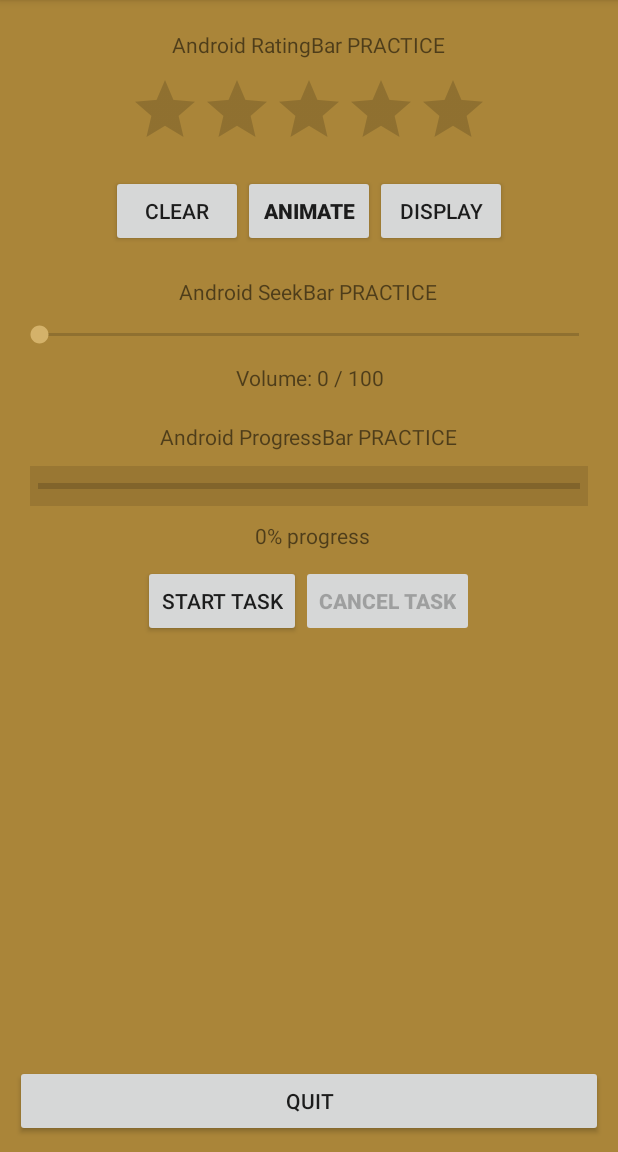
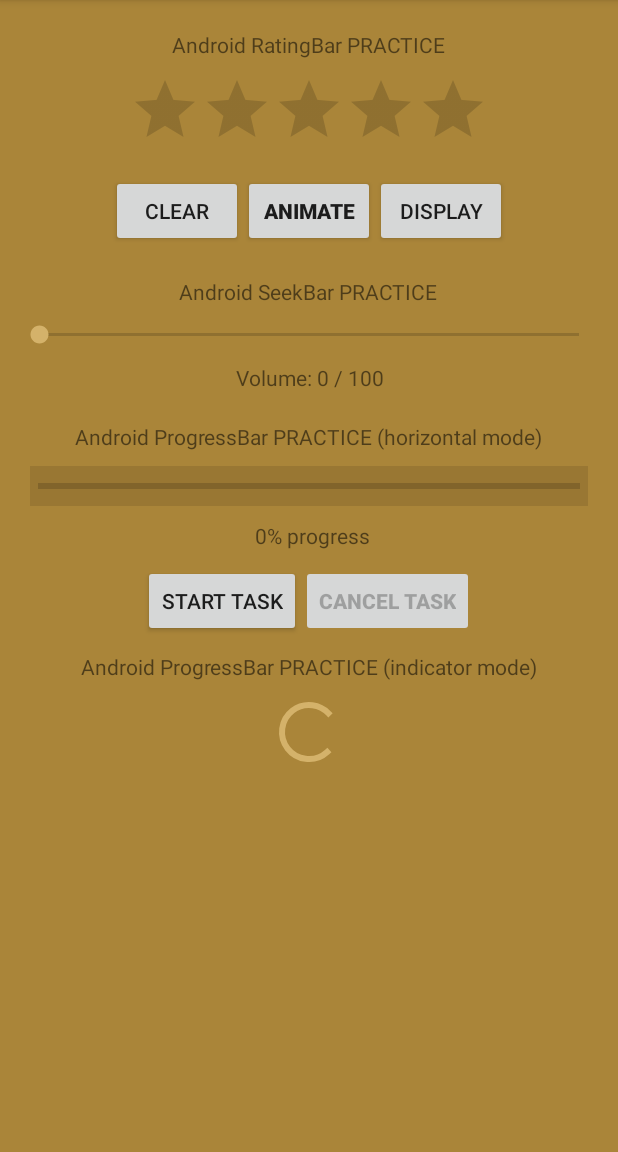
Before and after one commit to babarusicristian/AndroidDeveloperFundamentals, an Android app: the screen it shows after launch (MainActivity), on a phone screen of 412 x 824 dp, the part 84-1236 px from its top. Run offline under Robolectric (Android 15) with nearby library versions, the phone set to English and light mode, and no system bars.

Commit message:
removed all exit buttons, formatted code according to the android guideline

```diff
--- a/CourseTasks/HelloAndroid/app/src/main/java/cristian/babarusi/helloandroid/Logging.java
+++ b/CourseTasks/HelloAndroid/app/src/main/java/utils/Logging.java
@@ -1,6 +1,8 @@
-package cristian.babarusi.helloandroid;
+package utils;
 
 import android.util.Log;
+
+import cristian.babarusi.helloandroid.BuildConfig;
 
 public class Logging {
     public static void show(Object obj, String message) {
--- a/MyOwnSeparatePractice(bonus)/RatingBar_SeekBar_ProgressBar/app/src/main/java/cristian/babarusi/ratingbar/MainActivity.java
+++ b/MyOwnSeparatePractice(bonus)/RatingBar_SeekBar_ProgressBar/app/src/main/java/cristian/babarusi/ratingbar/MainActivity.java
@@ -17,127 +17,114 @@ import java.util.TimerTask;
 
 public class MainActivity extends AppCompatActivity {
 
-    Button btnClearRating;
-    Button btnAnimateRating;
-    Button btnDisplayRating;
-    Button btnQuit;
-    SeekBar seekBar;
-    ProgressBar progressBar;
-    Button btnStartTask;
-    Button btnCancelTask;
-    RatingBar ratingBar;
-    TextView tvStatusSeekBar;
-    TextView tvStatusProgressBar;
-    Timer timerProgressBar;
+    private Button mButtonClearRating;
+    private Button mButtonAnimateRating;
+    private Button mButtonDisplayRating;
+    private SeekBar mSeekBar;
+    private ProgressBar mProgressBar;
+    private Button mButtonStartTask;
+    private Button mButtonCancelTask;
+    private RatingBar mRatingBar;
+    private TextView mTextViewStatusSeekBar;
+    private TextView mTextViewStatusProgressBar;
+    private Timer mTimerProgressBar;
 
     @Override
     protected void onCreate(Bundle savedInstanceState) {
         super.onCreate(savedInstanceState);
         setContentView(R.layout.activity_main);
 
-        ratingBar = findViewById(R.id.ratingBar);
-        btnClearRating = findViewById(R.id.btnClearRating);
-        btnAnimateRating = findViewById(R.id.btnAnimateRating);
-        btnDisplayRating = findViewById(R.id.btnDisplayRating);
-        btnQuit = findViewById(R.id.btnQuit);
-        seekBar = findViewById(R.id.seekBar);
-        tvStatusSeekBar = findViewById(R.id.tvStatusSeekBar);
-        progressBar = findViewById(R.id.progressBar);
-        btnStartTask = findViewById(R.id.btnStartTask);
-        btnCancelTask = findViewById(R.id.btnCancelTask);
-        tvStatusProgressBar = findViewById(R.id.tvStatusProgressBar);
+        initView();
+        autoLoad();
 
-        tvStatusSeekBar.setText(MessageFormat.format("{0} 0 / {1}", getString(R.string.volume), seekBar.getMax()));
-        tvStatusProgressBar.setText(MessageFormat.format(" 0% {0}", getString(R.string.incomplete)));
-
-        btnClearRating.setOnClickListener(new View.OnClickListener() {
+        mButtonClearRating.setOnClickListener(new View.OnClickListener() {
             @Override
             public void onClick(View v) {
-                ratingBar.setRating(0);
+                mRatingBar.setRating(0);
             }
         });
 
-        btnAnimateRating.setOnClickListener(new View.OnClickListener() {
+        mButtonAnimateRating.setOnClickListener(new View.OnClickListener() {
             @Override
             public void onClick(View v) {
 
-                final Timer timer = new Timer();
-                timer.schedule(new TimerTask() {
+                final Timer timerAnim = new Timer();
+                timerAnim.schedule(new TimerTask() {
                     @Override
                     public void run() {
-                        ratingBar.setRating(ratingBar.getRating() + 0.5F);
+                        mRatingBar.setRating(mRatingBar.getRating() + 0.5F);
 
-                        if (ratingBar.getRating() == 5.0) {
-                            timer.cancel();
+                        if (mRatingBar.getRating() == 5.0) {
+                            timerAnim.cancel();
                         }
                     }
                 }, 0, 50);
             }
         });
 
-        btnDisplayRating.setOnClickListener(new View.OnClickListener() {
+        mButtonDisplayRating.setOnClickListener(new View.OnClickListener() {
             @Override
             public void onClick(View v) {
-                Toast.makeText(MainActivity.this, "The rating is: " + ratingBar.getRating(), Toast.LENGTH_SHORT).show();
+                Toast.makeText(MainActivity.this, getString(R.string.the_rating_is) + " " + mRatingBar.getRating(), Toast.LENGTH_SHORT).show();
             }
         });
 
-        seekBar.setOnSeekBarChangeListener(new SeekBar.OnSeekBarChangeListener() {
+        mSeekBar.setOnSeekBarChangeListener(new SeekBar.OnSeekBarChangeListener() {
             @Override
             public void onProgressChanged(SeekBar seekBar, int progress, boolean fromUser) {
-                tvStatusSeekBar.setText(MessageFormat.format("{0} {1} / {2}", getString(R.string.volume), progress, seekBar.getMax()));
+                mTextViewStatusSeekBar.setText(MessageFormat.format("{0} {1} / {2}", getString(R.string.volume), progress, seekBar.getMax()));
             }
 
             @Override
             public void onStartTrackingTouch(SeekBar seekBar) {
-                Toast.makeText(MainActivity.this, "Started tracking...", Toast.LENGTH_SHORT).show();
+                Toast.makeText(MainActivity.this, getString(R.string.started_tracking), Toast.LENGTH_SHORT).show();
             }
 
             @Override
             public void onStopTrackingTouch(SeekBar seekBar) {
-                Toast.makeText(MainActivity.this, "Stopped tracking...", Toast.LENGTH_SHORT).show();
+                Toast.makeText(MainActivity.this, getString(R.string.stopped_tracking), Toast.LENGTH_SHORT).show();
             }
         });
 
-        btnStartTask.setOnClickListener(new View.OnClickListener() {
+        mButtonStartTask.setOnClickListener(new View.OnClickListener() {
             @Override
             public void onClick(View v) {
-                //some simulated task and time...
-                btnCancelTask.setEnabled(true);
-                timerProgressBar = new Timer();
-                timerProgressBar.schedule(new TimerTask() {
+                //some simulated task on some period of time...
+                mButtonCancelTask.setEnabled(true);
+                mTimerProgressBar = new Timer();
+                mTimerProgressBar.schedule(new TimerTask() {
                     Random random = new Random();
                     int work = 0;
 
                     @Override
                     public void run() {
                         work += random.nextInt(15);
-                        progressBar.setProgress(work);
+                        mProgressBar.setProgress(work);
 
                         runOnUiThread(new Runnable() {
                             @Override
                             public void run() {
-                                tvStatusProgressBar.setText(MessageFormat.format("{0}% {1}", progressBar.getProgress(), getString(R.string.incomplete)));
+                                mTextViewStatusProgressBar.setText(MessageFormat.format("{0}% {1}", mProgressBar.getProgress(), getString(R.string.incomplete)));
                             }
                         });
 
                         if (work >= 50 && work <= 70) {
                             work += 20;
-                            progressBar.setProgress(work);
+                            mProgressBar.setProgress(work);
                             runOnUiThread(new Runnable() {
                                 @Override
                                 public void run() {
-                                    tvStatusProgressBar.setText(MessageFormat.format("{0}% {1}", progressBar.getProgress(), getString(R.string.incomplete)));
+                                    mTextViewStatusProgressBar.setText(MessageFormat.format("{0}% {1}", mProgressBar.getProgress(), getString(R.string.incomplete)));
                                 }
                             });
                         }
                         if (work >= 100) {
-                            timerProgressBar.cancel();
+                            mTimerProgressBar.cancel();
                             runOnUiThread(new Runnable() {
                                 @Override
                                 public void run() {
-                                    tvStatusProgressBar.setText(MessageFormat.format("{0}% {1}", progressBar.getProgress(), getString(R.string.complete)));
-                                    btnCancelTask.setEnabled(false);
+                                    mTextViewStatusProgressBar.setText(MessageFormat.format("{0}% {1}", mProgressBar.getProgress(), getString(R.string.complete)));
+                                    mButtonCancelTask.setEnabled(false);
                                 }
                             });
                         }
@@ -146,26 +133,32 @@ public class MainActivity extends AppCompatActivity {
             }
         });
 
-        btnCancelTask.setOnClickListener(new View.OnClickListener() {
+        mButtonCancelTask.setOnClickListener(new View.OnClickListener() {
             @Override
             public void onClick(View v) {
-                timerProgressBar.cancel();
-                progressBar.setProgress(0);
-                tvStatusProgressBar.setText(MessageFormat.format("0% {0}", getString(R.string.incomplete)));
-                btnCancelTask.setEnabled(false);
-            }
-        });
-
-        btnQuit.setOnClickListener(new View.OnClickListener() {
-            @Override
-            public void onClick(View v) {
-                System.exit(0);
+                mTimerProgressBar.cancel();
+                mProgressBar.setProgress(0);
+                mTextViewStatusProgressBar.setText(MessageFormat.format("0% {0}", getString(R.string.incomplete)));
+                mButtonCancelTask.setEnabled(false);
             }
         });
     }
 
-    @Override
-    public void onBackPressed() {
-        System.exit(0);
+    private void initView() {
+        mRatingBar = findViewById(R.id.ratingbar_evaluate);
+        mButtonClearRating = findViewById(R.id.button_clear_rating);
+        mButtonAnimateRating = findViewById(R.id.button_animate_rating);
+        mButtonDisplayRating = findViewById(R.id.button_display_rating);
+        mSeekBar = findViewById(R.id.seekbar_volume);
+        mTextViewStatusSeekBar = findViewById(R.id.textview_status_seekbar);
+        mProgressBar = findViewById(R.id.progressbar_task);
+        mButtonStartTask = findViewById(R.id.button_start_task);
+        mButtonCancelTask = findViewById(R.id.button_cancel_task);
+        mTextViewStatusProgressBar = findViewById(R.id.textview_status_progressbar);
+    }
+
+    private void autoLoad() {
+        mTextViewStatusSeekBar.setText(MessageFormat.format("{0} 0 / {1}", getString(R.string.volume), mSeekBar.getMax()));
+        mTextViewStatusProgressBar.setText(MessageFormat.format(" 0% {0}", getString(R.string.incomplete)));
     }
 }
--- a/MyOwnSeparatePractice(bonus)/RatingBar_SeekBar_ProgressBar/app/src/main/res/layout/activity_main.xml
+++ b/MyOwnSeparatePractice(bonus)/RatingBar_SeekBar_ProgressBar/app/src/main/res/layout/activity_main.xml
@@ -3,14 +3,13 @@
     xmlns:tools="http://schemas.android.com/tools"
     android:layout_width="match_parent"
     android:layout_height="match_parent"
-    android:background="#AA8539"
-    android:padding="10dp"
+    android:background="@color/background_color"
+    android:padding="@dimen/space_10"
     tools:context=".MainActivity">
 
     <android.support.v4.widget.NestedScrollView
         android:layout_width="match_parent"
-        android:layout_height="match_parent"
-        android:layout_above="@id/btnQuit">
+        android:layout_height="match_parent">
 
         <LinearLayout
             android:layout_width="match_parent"
@@ -22,33 +21,33 @@
             <TextView
                 android:layout_width="wrap_content"
                 android:layout_height="wrap_content"
-                android:layout_marginTop="10dp"
-                android:text="@string/ratingBarText" />
+                android:layout_marginTop="@dimen/space_10"
+                android:text="@string/ratingbar_text" />
 
             <RatingBar
-                android:id="@+id/ratingBar"
+                android:id="@+id/ratingbar_evaluate"
                 android:layout_width="wrap_content"
                 android:layout_height="wrap_content"
-                android:layout_marginTop="10dp"
+                android:layout_marginTop="@dimen/space_10"
                 android:numStars="5"
                 android:stepSize="0.5" />
 
             <LinearLayout
                 android:layout_width="match_parent"
                 android:layout_height="wrap_content"
-                android:layout_marginTop="10dp"
+                android:layout_marginTop="@dimen/space_10"
                 android:gravity="center"
                 android:orientation="horizontal">
 
                 <Button
-                    android:id="@+id/btnClearRating"
+                    android:id="@+id/button_clear_rating"
                     style="?android:attr/button"
                     android:layout_width="wrap_content"
                     android:layout_height="wrap_content"
                     android:text="@string/clear" />
 
                 <Button
-                    android:id="@+id/btnAnimateRating"
+                    android:id="@+id/button_animate_rating"
                     style="?android:attr/button"
                     android:layout_width="wrap_content"
                     android:layout_height="wrap_content"
@@ -56,7 +55,7 @@
                     android:textStyle="bold" />
 
                 <Button
-                    android:id="@+id/btnDisplayRating"
+                    android:id="@+id/button_display_rating"
                     style="?android:attr/button"
                     android:layout_width="wrap_content"
                     android:layout_height="wrap_content"
@@ -69,89 +68,92 @@
             <TextView
                 android:layout_width="wrap_content"
                 android:layout_height="wrap_content"
-                android:layout_marginTop="20dp"
-                android:text="@string/seekBarText" />
+                android:layout_marginTop="@dimen/space_20"
+                android:text="@string/seekbar_text" />
 
             <SeekBar
-                android:id="@+id/seekBar"
+                android:id="@+id/seekbar_volume"
                 android:layout_width="match_parent"
                 android:layout_height="wrap_content"
-                android:layout_marginTop="10dp"
+                android:layout_marginTop="@dimen/space_10"
                 android:max="100" />
 
             <TextView
-                android:id="@+id/tvStatusSeekBar"
+                android:id="@+id/textview_status_seekbar"
                 android:layout_width="match_parent"
                 android:layout_height="wrap_content"
-                android:layout_marginTop="10dp"
+                android:layout_marginTop="@dimen/space_10"
                 android:gravity="center"
-                android:text="@string/tempTextSeekBar" />
+                android:text="@string/temp_text_seekbar" />
             <!-- END SeekBar PRACTICE -->
 
             <!-- ProgressBar PRACTICE -->
             <TextView
                 android:layout_width="wrap_content"
                 android:layout_height="wrap_content"
-                android:layout_marginTop="20dp"
-                android:text="@string/progressBarText" />
+                android:layout_marginTop="@dimen/space_20"
+                android:text="@string/progressbar_text" />
 
             <ProgressBar
-                android:id="@+id/progressBar"
+                android:id="@+id/progressbar_task"
                 style="@style/Widget.AppCompat.ProgressBar.Horizontal"
                 android:layout_width="match_parent"
                 android:layout_height="wrap_content"
-                android:layout_marginStart="10dp"
-                android:layout_marginTop="10dp"
-                android:layout_marginEnd="10dp"
-                android:background="#997733"
+                android:layout_marginStart="@dimen/space_10"
+                android:layout_marginTop="@dimen/space_10"
+                android:layout_marginEnd="@dimen/space_10"
+                android:background="@color/background_progressbar"
                 android:max="100"
                 android:padding="5dp" />
 
             <TextView
-                android:id="@+id/tvStatusProgressBar"
+                android:id="@+id/textview_status_progressbar"
                 android:layout_width="match_parent"
                 android:layout_height="wrap_content"
-                android:layout_marginTop="10dp"
+                android:layout_marginTop="@dimen/space_10"
                 android:gravity="center"
-                android:text="@string/tempProgressBarText" />
+                android:text="@string/temp_progressbar_text" />
 
 
             <LinearLayout
                 android:layout_width="match_parent"
                 android:layout_height="wrap_content"
-                android:layout_marginTop="10dp"
+                android:layout_marginTop="@dimen/space_10"
                 android:gravity="center"
                 android:orientation="horizontal">
 
                 <Button
-                    android:id="@+id/btnStartTask"
+                    android:id="@+id/button_start_task"
                     style="?android:attr/button"
                     android:layout_width="wrap_content"
                     android:layout_height="wrap_content"
-                    android:text="@string/startTask" />
+                    android:text="@string/start_task" />
 
                 <Button
-                    android:id="@+id/btnCancelTask"
+                    android:id="@+id/button_cancel_task"
                     style="?android:attr/button"
                     android:layout_width="wrap_content"
                     android:layout_height="wrap_content"
                     android:enabled="false"
-                    android:text="@string/cancelTask"
+                    android:text="@string/cancel_task"
                     android:textStyle="bold" />
 
             </LinearLayout>
+
+            <TextView
+                android:layout_width="wrap_content"
+                android:layout_height="wrap_content"
+                android:layout_marginTop="@dimen/space_10"
+                android:text="@string/progressbar2" />
+
+            <ProgressBar
+                android:layout_width="wrap_content"
+                android:layout_height="wrap_content"
+                android:layout_marginTop="@dimen/space_10" />
             <!-- END ProgressBar PRACTICE -->
 
         </LinearLayout>
 
     </android.support.v4.widget.NestedScrollView>
 
-    <Button
-        android:id="@+id/btnQuit"
-        android:layout_width="match_parent"
-        android:layout_height="wrap_content"
-        android:layout_alignParentBottom="true"
-        android:layout_marginTop="10dp"
-        android:text="@string/quit" />
-
 </RelativeLayout>
--- a/MyOwnSeparatePractice(bonus)/RatingBar_SeekBar_ProgressBar/app/src/main/res/values/colors.xml
+++ b/MyOwnSeparatePractice(bonus)/RatingBar_SeekBar_ProgressBar/app/src/main/res/values/colors.xml
@@ -1,6 +1,10 @@
 <?xml version="1.0" encoding="utf-8"?>
 <resources>
-    <color name="colorPrimary">#008577</color>
-    <color name="colorPrimaryDark">#00574B</color>
-    <color name="colorAccent">#D81B60</color>
+    <color name="colorPrimary">#805D16</color>
+    <color name="colorPrimaryDark">#553900</color>
+    <color name="colorAccent">#D4B26A</color>
+    <color name="background_color">#AA8539</color>
+    <color name="background_progressbar">#997733</color>
+
+
 </resources>
--- /dev/null
+++ b/MyOwnSeparatePractice(bonus)/RatingBar_SeekBar_ProgressBar/app/src/main/res/values/dimens.xml
@@ -0,0 +1,5 @@
+<?xml version="1.0" encoding="utf-8"?>
+<resources>
+    <dimen name="space_10">10dp</dimen>
+    <dimen name="space_20">20dp</dimen>
+</resources>
--- a/MyOwnSeparatePractice(bonus)/RatingBar_SeekBar_ProgressBar/app/src/main/res/values/strings.xml
+++ b/MyOwnSeparatePractice(bonus)/RatingBar_SeekBar_ProgressBar/app/src/main/res/values/strings.xml
@@ -1,20 +1,23 @@
 <resources>
     <string name="app_name">RatingBar + SeekBar + ProgressBar</string>
-    <string name="ratingBarText">\Android RatingBar PRACTICE</string>
-    <string name="clearRating">Clear Rating</string>
+    <string name="ratingbar_text">\Android RatingBar PRACTICE</string>
+    <string name="clear_rating">Clear Rating</string>
     <string name="animation">Animation</string>
-    <string name="displayRating">Display Rating</string>
+    <string name="display_rating">Display Rating</string>
     <string name="display">Display</string>
     <string name="animate">Animate</string>
     <string name="clear">Clear</string>
-    <string name="quit">Quit</string>
-    <string name="seekBarText">Android SeekBar PRACTICE</string>
-    <string name="tempTextSeekBar">Volume: 0 / 100</string>
+    <string name="seekbar_text">Android SeekBar PRACTICE</string>
+    <string name="temp_text_seekbar">Volume: 0 / 100</string>
     <string name="volume">Volume:</string>
-    <string name="progressBarText">Android ProgressBar PRACTICE</string>
-    <string name="startTask">Start Task</string>
-    <string name="cancelTask">Cancel Task</string>
-    <string name="tempProgressBarText">100 % complete</string>
+    <string name="progressbar_text">Android ProgressBar PRACTICE (horizontal mode)</string>
+    <string name="start_task">Start Task</string>
+    <string name="cancel_task">Cancel Task</string>
+    <string name="temp_progressbar_text">100 % complete</string>
     <string name="complete">complete</string>
     <string name="incomplete">progress</string>
+    <string name="progressbar2">Android ProgressBar PRACTICE (indicator mode)</string>
+    <string name="the_rating_is">The rating is:</string>
+    <string name="started_tracking">Started tracking...</string>
+    <string name="stopped_tracking">Stopped tracking...</string>
 </resources>
--- a/MyOwnSeparatePractice(bonus)/RatingBar_SeekBar_ProgressBar/app/src/main/res/values/styles.xml
+++ b/MyOwnSeparatePractice(bonus)/RatingBar_SeekBar_ProgressBar/app/src/main/res/values/styles.xml
@@ -3,9 +3,9 @@
     <!-- Base application theme. -->
     <style name="AppTheme" parent="Theme.AppCompat.Light.DarkActionBar">
         <!-- Customize your theme here. -->
-        <item name="colorPrimary">#805D16</item>
-        <item name="colorPrimaryDark">#553900</item>
-        <item name="colorAccent">#D4B26A</item>
+        <item name="colorPrimary">@color/colorPrimary</item>
+        <item name="colorPrimaryDark">@color/colorPrimaryDark</item>
+        <item name="colorAccent">@color/colorAccent</item>
     </style>
 
 </resources>
```
Also changed, not shown: CourseTasks/HelloAndroid/app/src/main/java/cristian/babarusi/helloandroid/MainActivity.java (+2 -5 lines), MyOwnSeparatePractice(bonus)/ConstraintLayouts/app/src/main/java/cristian/babarusi/constraintlayouts/MainActivity.java (+4 -20 lines), MyOwnSeparatePractice(bonus)/ConstraintLayouts/app/src/main/res/layout/activity_main.xml (+52 -52 lines), MyOwnSeparatePractice(bonus)/ConstraintLayouts/app/src/main/res/values/dimens.xml (added, +10 -0 lines), MyOwnSeparatePractice(bonus)/ConstraintLayouts/app/src/main/res/values/strings.xml (+4 -4 lines), 1 other file.
